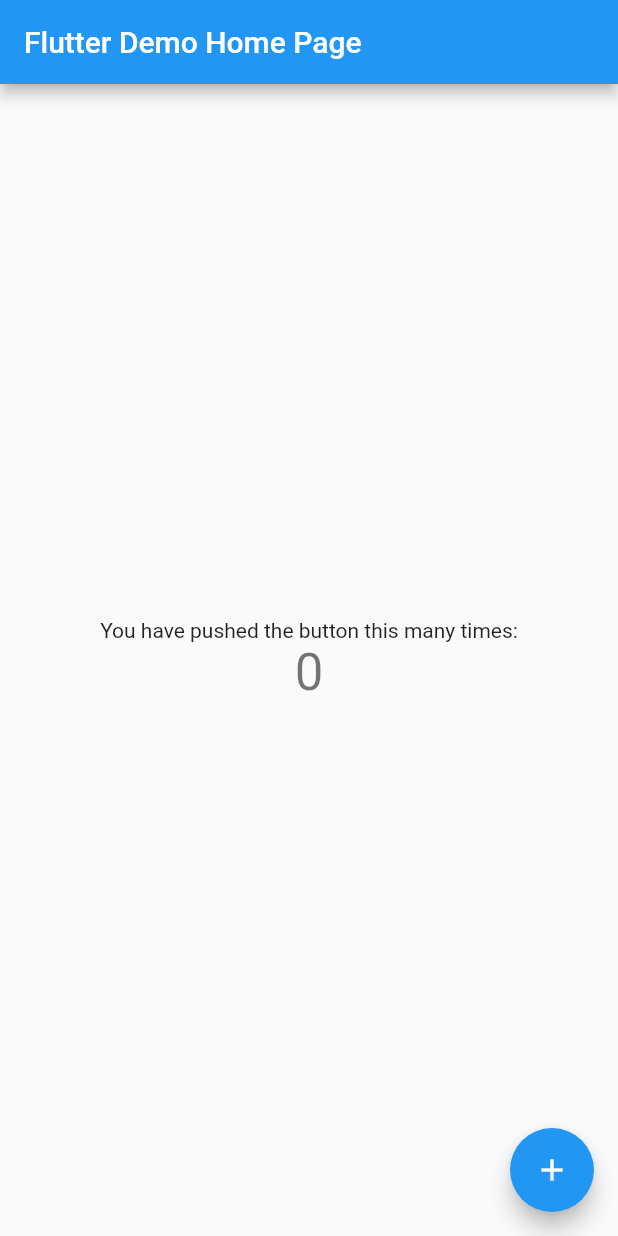
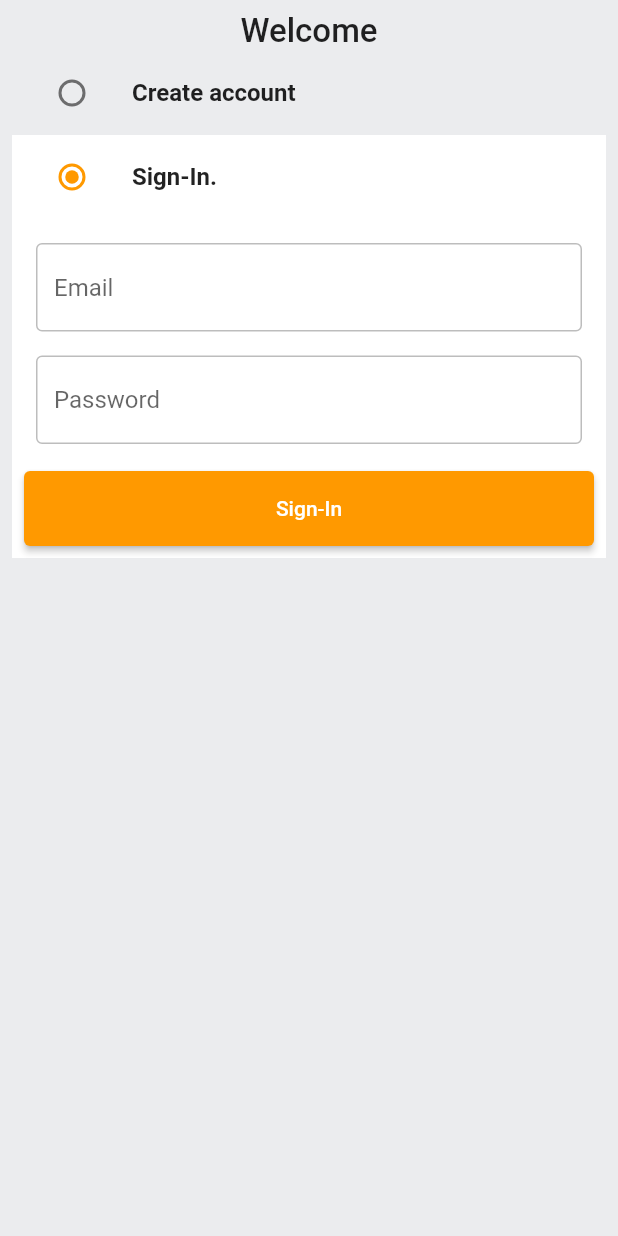
Before and after one commit to deepakgawade/amazon_clone, a Flutter app: the screen it shows after launch, on a phone screen of 412 x 824 dp. Run offline on Flutter 3.47's test engine with Material 2 defaults, Android fonts, the phone set to English and light mode, and no system bars.

Commit message:
sign up page complete and Server side route overview

```diff
--- /dev/null
+++ b/lib/common/widgets/custom_button.dart
@@ -0,0 +1,21 @@
+import 'package:flutter/material.dart';
+import 'package:flutter/src/foundation/key.dart';
+import 'package:flutter/src/widgets/framework.dart';
+
+class CustomButton extends StatelessWidget {
+  const CustomButton({required this.onPressed, required this.text, Key? key})
+      : super(key: key);
+  final String text;
+  final void Function() onPressed;
+
+  @override
+  Widget build(BuildContext context) {
+    return ElevatedButton(
+      onPressed: onPressed,
+      style: ElevatedButton.styleFrom(
+        minimumSize: const Size(double.infinity, 50),
+      ),
+      child: Text(text),
+    );
+  }
+}
--- /dev/null
+++ b/lib/common/widgets/custom_textfield.dart
@@ -0,0 +1,33 @@
+import 'package:flutter/material.dart';
+import 'package:flutter/src/foundation/key.dart';
+import 'package:flutter/src/widgets/framework.dart';
+
+class CustomTextField extends StatelessWidget {
+  const CustomTextField(
+      {required this.controller, required this.hintText, Key? key})
+      : super(key: key);
+  final TextEditingController controller;
+  final String hintText;
+
+  @override
+  Widget build(BuildContext context) {
+    return Padding(
+      padding: const EdgeInsets.all(8.0),
+      child: TextFormField(
+        validator: (value) {},
+        controller: controller,
+        decoration: InputDecoration(
+          hintText: hintText,
+          border: const OutlineInputBorder(
+              borderSide: BorderSide(
+            color: Colors.black26,
+          )),
+          enabledBorder: const OutlineInputBorder(
+              borderSide: BorderSide(
+            color: Colors.black26,
+          )),
+        ),
+      ),
+    );
+  }
+}
--- /dev/null
+++ b/lib/constants/button_style.dart
@@ -0,0 +1,12 @@
+import 'package:amazon_clone/constants/global_variables.dart';
+import 'package:flutter/material.dart';
+
+final ButtonStyle raisedButtonStyle = ElevatedButton.styleFrom(
+  ///onPrimary: Colors.black87,
+  primary: GlobalVariables.secondaryColor,
+  minimumSize: Size(88, 36),
+  padding: EdgeInsets.symmetric(horizontal: 16),
+  shape: const RoundedRectangleBorder(
+    borderRadius: BorderRadius.all(Radius.circular(2)),
+  ),
+);
--- /dev/null
+++ b/lib/constants/global_variables.dart
@@ -0,0 +1,18 @@
+import 'package:flutter/material.dart';
+
+class GlobalVariables {
+  // COLORS
+  static const appBarGradient = LinearGradient(
+    colors: [
+      Color.fromARGB(255, 29, 201, 192),
+      Color.fromARGB(255, 125, 221, 216),
+    ],
+    stops: [0.5, 1.0],
+  );
+
+  static const secondaryColor = Color.fromRGBO(255, 153, 0, 1);
+  static const backgroundColor = Colors.white;
+  static const Color greyBackgroundCOlor = Color(0xffebecee);
+  static var selectedNavBarColor = Colors.cyan[800]!;
+  static const unselectedNavBarColor = Colors.black87;
+}
--- /dev/null
+++ b/lib/features/auth/screens/auth_screen.dart
@@ -0,0 +1,129 @@
+import 'package:amazon_clone/common/widgets/custom_button.dart';
+import 'package:amazon_clone/common/widgets/custom_textfield.dart';
+import 'package:amazon_clone/constants/global_variables.dart';
+import 'package:flutter/material.dart';
+
+enum Auth { signin, signup }
+
+class AuthScreen extends StatefulWidget {
+  const AuthScreen({Key? key}) : super(key: key);
+  static const String routeName = '/auth_screen';
+
+  @override
+  State<AuthScreen> createState() => _AuthScreenState();
+}
+
+class _AuthScreenState extends State<AuthScreen> {
+  Auth _auth = Auth.signin;
+
+  final _signUpFormKey = GlobalKey<FormState>();
+  final _signInFormKey = GlobalKey<FormState>();
+
+  final TextEditingController _emailController = TextEditingController();
+  final TextEditingController _nameController = TextEditingController();
+
+  final TextEditingController _passwordController = TextEditingController();
+
+  @override
+  Widget build(BuildContext context) {
+    return Scaffold(
+      body: SafeArea(
+        child: Padding(
+          padding: const EdgeInsets.all(8),
+          child: Column(
+            children: [
+              const Text(
+                "Welcome",
+                style: TextStyle(fontSize: 22, fontWeight: FontWeight.w500),
+              ),
+              ListTile(
+                tileColor: _auth == Auth.signup
+                    ? GlobalVariables.backgroundColor
+                    : GlobalVariables.greyBackgroundCOlor,
+                title: const Text(
+                  "Create account",
+                  style: TextStyle(fontWeight: FontWeight.bold),
+                ),
+                leading: Radio(
+                  activeColor: GlobalVariables.secondaryColor,
+                  value: Auth.signup,
+                  groupValue: _auth,
+                  onChanged: (Auth? val) {
+                    setState(() {
+                      _auth = val!;
+                    });
+                  },
+                ),
+              ),
+              if (_auth == Auth.signup)
+                Form(
+                  key: _signUpFormKey,
+                  child: Container(
+                    color: GlobalVariables.backgroundColor,
+                    padding: EdgeInsets.all(8),
+                    child: Column(
+                      children: [
+                        CustomTextField(
+                            controller: _nameController, hintText: "Name"),
+                        CustomTextField(
+                            controller: _emailController, hintText: "Email"),
+                        CustomTextField(
+                          controller: _passwordController,
+                          hintText: "Password",
+                        ),
+                        const SizedBox(
+                          height: 10,
+                        ),
+                        CustomButton(onPressed: () {}, text: "Sign Up")
+                      ],
+                    ),
+                  ),
+                ),
+              ListTile(
+                tileColor: _auth == Auth.signin
+                    ? GlobalVariables.backgroundColor
+                    : GlobalVariables.greyBackgroundCOlor,
+                title: const Text(
+                  "Sign-In.",
+                  style: TextStyle(fontWeight: FontWeight.bold),
+                ),
+                leading: Radio(
+                  activeColor: GlobalVariables.secondaryColor,
+                  value: Auth.signin,
+                  groupValue: _auth,
+                  onChanged: (Auth? val) {
+                    setState(() {
+                      _auth = val!;
+                    });
+                  },
+                ),
+              ),
+              if (_auth == Auth.signin)
+                Form(
+                  key: _signInFormKey,
+                  child: Container(
+                    color: GlobalVariables.backgroundColor,
+                    padding: EdgeInsets.all(8),
+                    child: Column(
+                      children: [
+                        CustomTextField(
+                            controller: _emailController, hintText: "Email"),
+                        CustomTextField(
+                          controller: _passwordController,
+                          hintText: "Password",
+                        ),
+                        const SizedBox(
+                          height: 10,
+                        ),
+                        CustomButton(onPressed: () {}, text: "Sign-In")
+                      ],
+                    ),
+                  ),
+                ),
+            ],
+          ),
+        ),
+      ),
+    );
+  }
+}
--- a/lib/main.dart
+++ b/lib/main.dart
@@ -1,3 +1,6 @@
+import 'package:amazon_clone/constants/global_variables.dart';
+import 'package:amazon_clone/features/auth/screens/auth_screen.dart';
+import 'package:amazon_clone/router.dart';
 import 'package:flutter/material.dart';
 
 void main() {
@@ -11,105 +14,18 @@ class MyApp extends StatelessWidget {
   @override
   Widget build(BuildContext context) {
     return MaterialApp(
-      title: 'Flutter Demo',
-      theme: ThemeData(
-        // This is the theme of your application.
-        //
-        // Try running your application with "flutter run". You'll see the
-        // application has a blue toolbar. Then, without quitting the app, try
-        // changing the primarySwatch below to Colors.green and then invoke
-        // "hot reload" (press "r" in the console where you ran "flutter run",
-        // or simply save your changes to "hot reload" in a Flutter IDE).
-        // Notice that the counter didn't reset back to zero; the application
-        // is not restarted.
-        primarySwatch: Colors.blue,
-      ),
-      home: const MyHomePage(title: 'Flutter Demo Home Page'),
-    );
+        onGenerateRoute: (settings) => generateRoute(settings),
+        title: 'Amazon Clone',
+        theme: ThemeData(
+          scaffoldBackgroundColor: GlobalVariables.greyBackgroundCOlor,
+          colorScheme: const ColorScheme.light(
+            primary: GlobalVariables.secondaryColor,
+          ),
+          appBarTheme: const AppBarTheme(
+            iconTheme: IconThemeData(color: Colors.black),
+            elevation: 0,
+          ),
+        ),
+        home: const AuthScreen());
   }
 }
-
-class MyHomePage extends StatefulWidget {
-  const MyHomePage({Key? key, required this.title}) : super(key: key);
-
-  // This widget is the home page of your application. It is stateful, meaning
-  // that it has a State object (defined below) that contains fields that affect
-  // how it looks.
-
-  // This class is the configuration for the state. It holds the values (in this
-  // case the title) provided by the parent (in this case the App widget) and
-  // used by the build method of the State. Fields in a Widget subclass are
-  // always marked "final".
-
-  final String title;
-
-  @override
-  State<MyHomePage> createState() => _MyHomePageState();
-}
-
-class _MyHomePageState extends State<MyHomePage> {
-  int _counter = 0;
-
-  void _incrementCounter() {
-    setState(() {
-      // This call to setState tells the Flutter framework that something has
-      // changed in this State, which causes it to rerun the build method below
-      // so that the display can reflect the updated values. If we changed
-      // _counter without calling setState(), then the build method would not be
-      // called again, and so nothing would appear to happen.
-      _counter++;
-    });
-  }
-
-  @override
-  Widget build(BuildContext context) {
-    // This method is rerun every time setState is called, for instance as done
-    // by the _incrementCounter method above.
-    //
-    // The Flutter framework has been optimized to make rerunning build methods
-    // fast, so that you can just rebuild anything that needs updating rather
-    // than having to individually change instances of widgets.
-    return Scaffold(
-      appBar: AppBar(
-        // Here we take the value from the MyHomePage object that was created by
-        // the App.build method, and use it to set our appbar title.
-        title: Text(widget.title),
-      ),
-      body: Center(
-        // Center is a layout widget. It takes a single child and positions it
-        // in the middle of the parent.
-        child: Column(
-          // Column is also a layout widget. It takes a list of children and
-          // arranges them vertically. By default, it sizes itself to fit its
-          // children horizontally, and tries to be as tall as its parent.
-          //
-          // Invoke "debug painting" (press "p" in the console, choose the
-          // "Toggle Debug Paint" action from the Flutter Inspector in Android
-          // Studio, or the "Toggle Debug Paint" command in Visual Studio Code)
-          // to see the wireframe for each widget.
-          //
-          // Column has various properties to control how it sizes itself and
-          // how it positions its children. Here we use mainAxisAlignment to
-          // center the children vertically; the main axis here is the vertical
-          // axis because Columns are vertical (the cross axis would be
-          // horizontal).
-          mainAxisAlignment: MainAxisAlignment.center,
-          children: <Widget>[
-            const Text(
-              'You have pushed the button this many times:',
-            ),
-            Text(
-              '$_counter',
-              style: Theme.of(context).textTheme.headline4,
-            ),
-          ],
-        ),
-      ),
-      floatingActionButton: FloatingActionButton(
-        onPressed: _incrementCounter,
-        tooltip: 'Increment',
-        child: const Icon(Icons.add),
-      ), // This trailing comma makes auto-formatting nicer for build methods.
-    );
-  }
-}
--- /dev/null
+++ b/lib/router.dart
@@ -0,0 +1,13 @@
+import 'package:amazon_clone/features/auth/screens/auth_screen.dart';
+import 'package:flutter/material.dart';
+
+Route<dynamic> generateRoute(RouteSettings routeSettings) {
+  switch (routeSettings.name) {
+    case AuthScreen.routeName:
+      return MaterialPageRoute(
+          settings: routeSettings, builder: (_) => const AuthScreen());
+    default:
+      return MaterialPageRoute(
+          settings: routeSettings, builder: (_) => const Text("Error"));
+  }
+}
```
Also changed, not shown: 5 other files.
